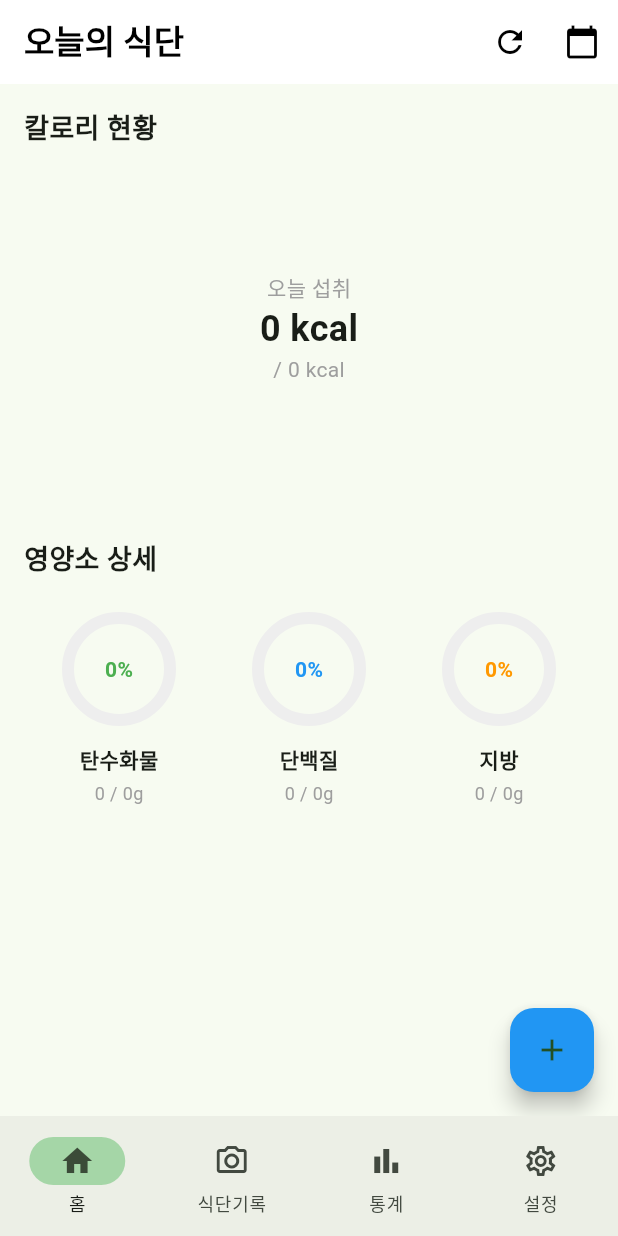
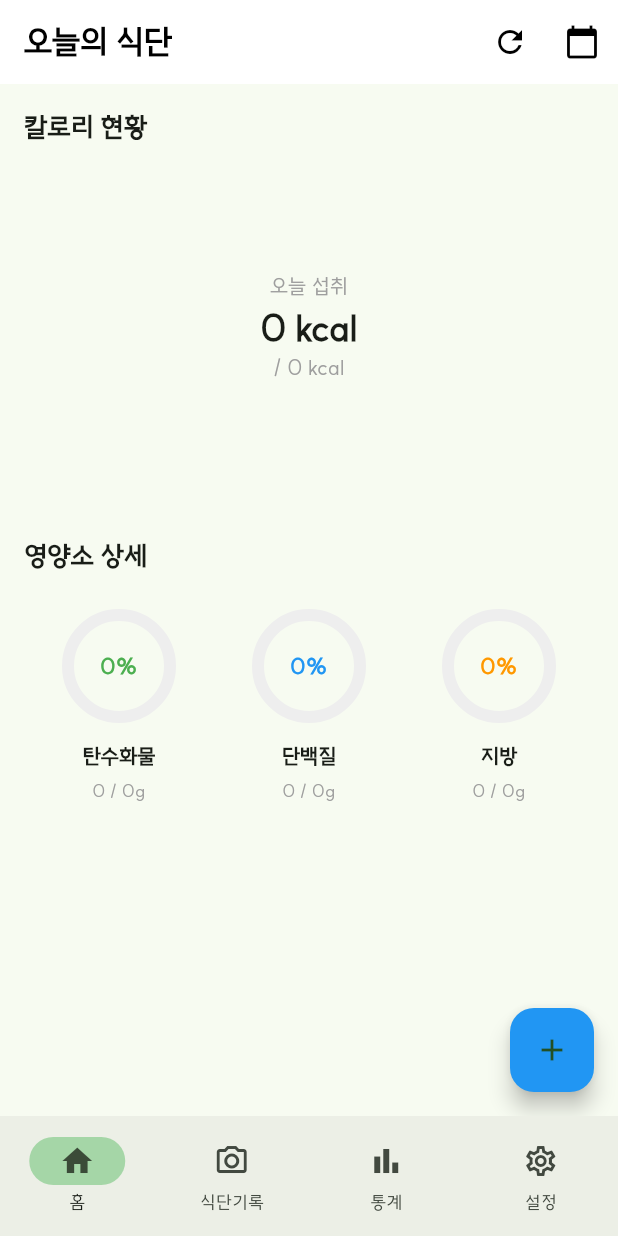
Before and after one commit to jungminmobile/Iwantfirst, a Flutter app: the screen it shows once a user with an empty profile is signed in, on a phone screen of 412 x 824 dp. Run offline on Flutter 3.47's test engine with Material 3 defaults, Android fonts, the phone set to English and light mode, and no system bars; drawn by our look-alikes of fl_chart; our stand-ins replace cloud_firestore, firebase_auth, firebase_core, focus_detector, google_generative_ai, image_picker and 2 more; accounts and stored records are empty.

Commit message:
어플 폰트 변경

```diff
--- a/lib/main.dart
+++ b/lib/main.dart
@@ -15,9 +15,7 @@ void main() async {
   await initializeDateFormatting();
 
   // Firebase 초기화
-  await Firebase.initializeApp(
-    options: DefaultFirebaseOptions.currentPlatform,
-  );
+  await Firebase.initializeApp(options: DefaultFirebaseOptions.currentPlatform);
   try {
     // FirebaseAuth 인스턴스를 가져와서 null이 아닌지 확인합니다.
     print("✅ Firebase Auth Instance: ${FirebaseAuth.instance}");
@@ -37,6 +35,7 @@ class MyApp extends StatelessWidget {
       debugShowCheckedModeBanner: false, // 오른쪽 위 'Debug' 띠 제거
       title: 'AI 식단 관리',
       theme: ThemeData(
+        fontFamily: 'Suite',
         // 전체 테마 색상을 초록색 계열로 변경 (식단 관리 느낌)
         colorScheme: ColorScheme.fromSeed(seedColor: Colors.green),
         useMaterial3: true,
@@ -48,7 +47,7 @@ class MyApp extends StatelessWidget {
             return const MainScreen(); // 로그인 상태
           }
           print("로그아웃 화면\n");
-          return const LoginPage();  // 로그아웃 상태
+          return const LoginPage(); // 로그아웃 상태
         },
       ),
     );
--- a/pubspec.yaml
+++ b/pubspec.yaml
@@ -105,3 +105,7 @@ flutter:
   #
   # For details regarding fonts from package dependencies,
   # see https://flutter.dev/to/font-from-package
+  fonts:
+    - family: Suite
+      fonts:
+        - asset: lib/assets/fonts/SUITE-Regular.ttf
```
Also changed, not shown: lib/assets/fonts/SUITE-Regular.ttf (added).
